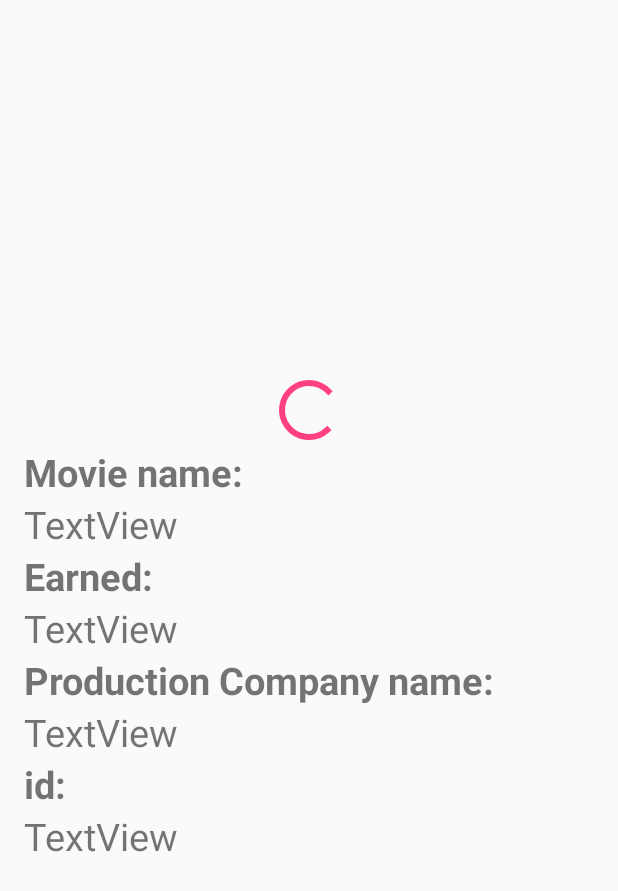
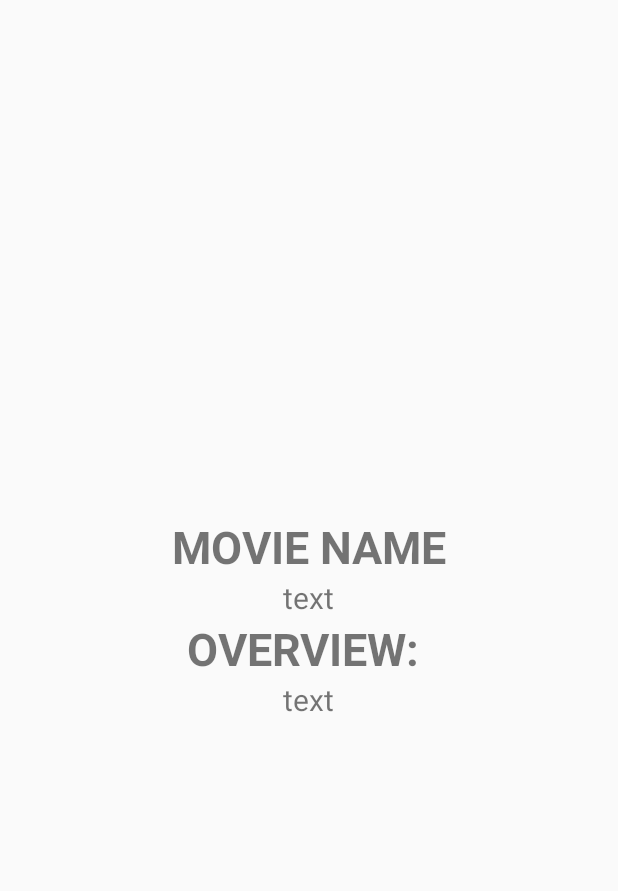
Before and after one commit to rakshita709/Movies, an Android app: the layout activity_main.xml on its own in the app's theme, with its tools: preview values and no code run, on a phone screen of 412 x 824 dp. Shown: the top 891 px of the screen. Run offline under Robolectric (Android 15) with nearby library versions, the phone set to English and light mode, and no system bars.

Commit message:
movies db

```diff
--- a/app/src/main/res/layout/activity_main.xml
+++ b/app/src/main/res/layout/activity_main.xml
@@ -6,76 +6,38 @@
     android:layout_height="match_parent"
     tools:context=".MainActivity"
     android:gravity="center"
+    android:id="@+id/gridView"
     android:padding="16dp"
     android:orientation="vertical">
 
-    <ProgressBar
-
-        android:id="@+id/progressBar"
-        style="@android:style/Widget.DeviceDefault.ProgressBar"
-        android:layout_width="match_parent"
-        android:layout_height="wrap_content" />
-
     <TextView
-        android:layout_width="match_parent"
+        android:layout_width="wrap_content"
         android:layout_height="wrap_content"
-        android:text="Movie name:"
-        android:textSize="25dp"
+        android:text="Movie name"
+        android:textAllCaps="true"
+        android:textSize="30dp"
         android:textStyle="bold" />
     <TextView
+        android:text="text"
+        android:textSize="20dp"
+        android:layout_width="wrap_content"
+        android:layout_height="wrap_content"
         android:id="@+id/tv"
-        android:layout_width="match_parent"
-        android:layout_height="wrap_content"
-        android:text="TextView"
-        android:textSize="25dp"
-        android:textStyle="normal"
         />
 
     <TextView
-        android:layout_width="match_parent"
+        android:layout_width="wrap_content"
         android:layout_height="wrap_content"
-        android:text="Earned: "
-        android:textSize="25dp"
+        android:text="Overview: "
+        android:textAllCaps="true"
+        android:textSize="30dp"
         android:textStyle="bold" />
-    <TextView
-        android:id="@+id/tv1"
-        android:layout_width="match_parent"
-        android:layout_height="wrap_content"
-        android:text="TextView"
-        android:textSize="25dp"
-        android:textStyle="normal"
-        />
 
     <TextView
-        android:layout_width="match_parent"
+        android:text="text"
+        android:textSize="20dp"
+        android:layout_width="wrap_content"
         android:layout_height="wrap_content"
-        android:text="Production Company name:"
-        android:textSize="25dp"
-        android:textStyle="bold" />
-    <TextView
         android:id="@+id/tv2"
-        android:layout_width="match_parent"
-        android:layout_height="wrap_content"
-        android:text="TextView"
-        android:textSize="25dp"
-        android:textStyle="normal"
         />
-
-    <TextView
-        android:layout_width="match_parent"
-        android:layout_height="wrap_content"
-        android:text="id:"
-        android:textSize="25dp"
-        android:textStyle="bold" />
-    <TextView
-        android:id="@+id/tv3"
-        android:layout_width="match_parent"
-        android:layout_height="wrap_content"
-        android:text="TextView"
-        android:textSize="25dp"
-        android:textStyle="normal"
-        />
-
-
-
 </LinearLayout>
```
Also changed, not shown: app/src/main/java/com/example/rakshitayadav/movies/MainActivity.java (+19 -17 lines), app/src/main/java/com/example/rakshitayadav/movies/MovieDetails.java (added, +44 -0 lines).
